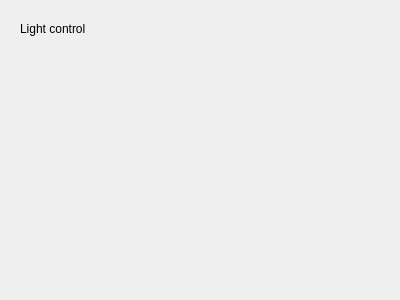
First picture: the form in src/GUI/ui/hardware_widget.ui, repository Li-Ruiqi777/VehicleSystem, before the edit.
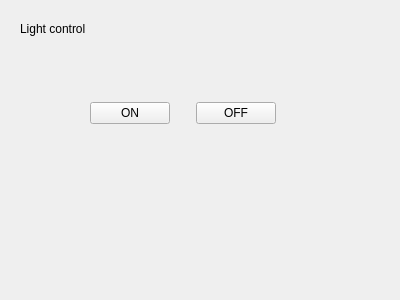
Second picture: the form after the edit.

Patch:
```diff
--- a/src/GUI/ui/hardware_widget.ui
+++ b/src/GUI/ui/hardware_widget.ui
@@ -26,6 +26,45 @@
     <string>Light control</string>
    </property>
   </widget>
+  <widget class="QWidget" name="">
+   <property name="geometry">
+    <rect>
+     <x>90</x>
+     <y>100</y>
+     <width>186</width>
+     <height>27</height>
+    </rect>
+   </property>
+   <layout class="QHBoxLayout" name="horizontalLayout">
+    <item>
+     <widget class="QPushButton" name="btn_led_on">
+      <property name="text">
+       <string>ON</string>
+      </property>
+     </widget>
+    </item>
+    <item>
+     <spacer name="horizontalSpacer">
+      <property name="orientation">
+       <enum>Qt::Horizontal</enum>
+      </property>
+      <property name="sizeHint" stdset="0">
+       <size>
+        <width>40</width>
+        <height>20</height>
+       </size>
+      </property>
+     </spacer>
+    </item>
+    <item>
+     <widget class="QPushButton" name="btn_led_off">
+      <property name="text">
+       <string>OFF</string>
+      </property>
+     </widget>
+    </item>
+   </layout>
+  </widget>
  </widget>
  <resources/>
  <connections/>
```
